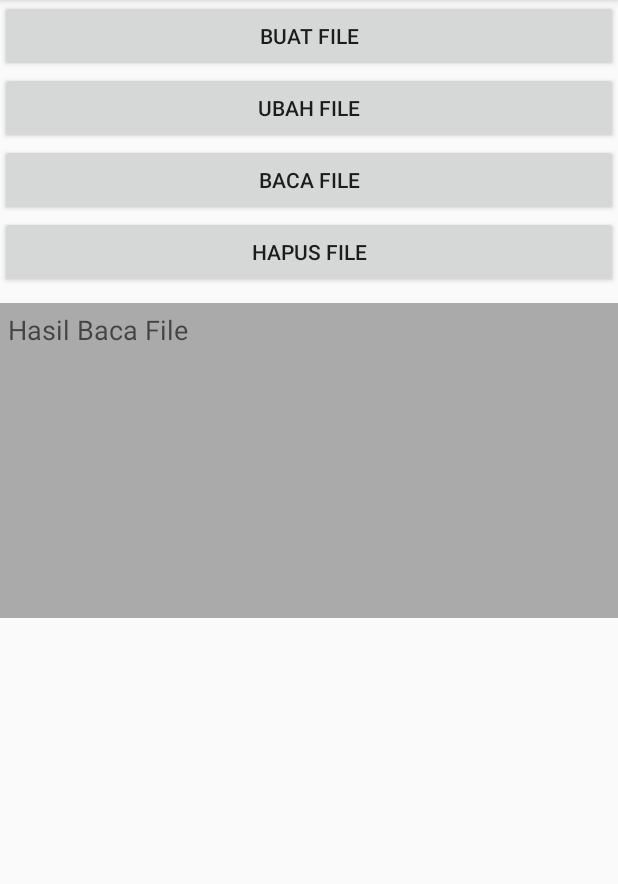
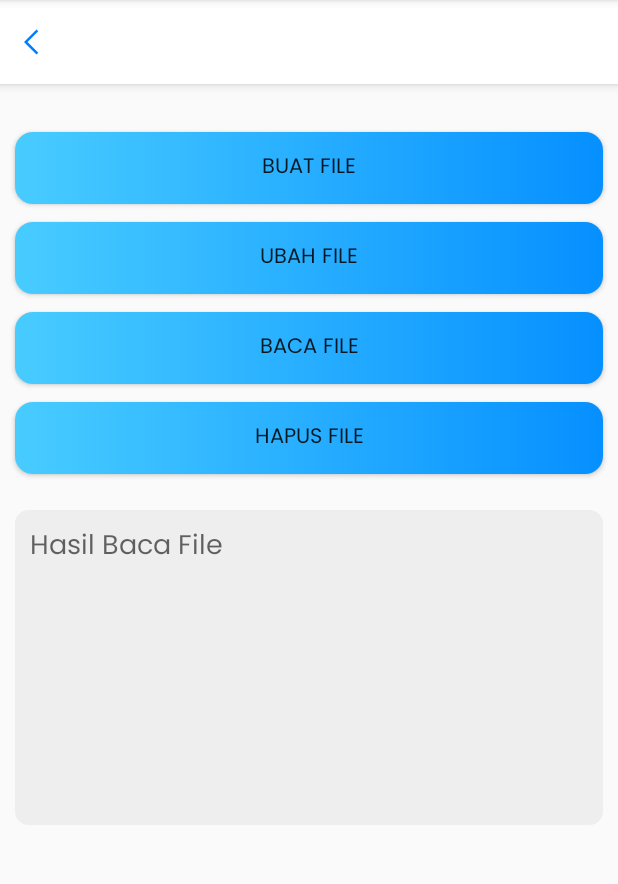
Before and after one commit to Rafli-Dewanto/project-android-pbo, an Android app: the InternalExternalActivity screen opened directly, with no data from a screen before it, on a phone screen of 412 x 824 dp, the part 84-968 px from its top. Run offline under Robolectric (Android 15) with nearby library versions, the phone set to English and light mode, and no system bars; libraries missing offline, so code that uses them is left out: io.jsonwebtoken.

Commit message:
redesign internal external

```diff
--- a/app/src/main/res/layout/activity_internal_external.xml
+++ b/app/src/main/res/layout/activity_internal_external.xml
@@ -6,41 +6,63 @@
     android:layout_height="match_parent"
     android:orientation="vertical"
     tools:context=".InternalExternalActivity">
-
+    <com.sugiartha.juniorandroid.components.DynamicAppBar
+        android:id="@+id/appbar"
+        android:layout_width="match_parent"
+        android:layout_height="wrap_content" />
     <Button
         android:id="@+id/btnBuatFile"
         android:layout_width="match_parent"
         android:layout_height="wrap_content"
+        android:fontFamily="@font/poppins_family"
+        android:background="@drawable/btn_gradient"
+        android:layout_marginHorizontal="10dp"
+        android:layout_marginTop="32dp"
         android:text="Buat File"/>
 
     <Button
         android:id="@+id/btnUbahFile"
         android:layout_width="match_parent"
         android:layout_height="wrap_content"
+        android:fontFamily="@font/poppins_family"
+        android:background="@drawable/btn_gradient"
+        android:layout_marginHorizontal="10dp"
+        android:layout_marginTop="12dp"
         android:text="Ubah File"/>
 
     <Button
         android:id="@+id/btnBacaFile"
         android:layout_width="match_parent"
         android:layout_height="wrap_content"
+        android:fontFamily="@font/poppins_family"
+        android:background="@drawable/btn_gradient"
+        android:layout_marginHorizontal="10dp"
+        android:layout_marginTop="12dp"
         android:text="Baca File"/>
 
     <Button
         android:id="@+id/btnHapusFile"
         android:layout_width="match_parent"
         android:layout_height="wrap_content"
+        android:fontFamily="@font/poppins_family"
+        android:background="@drawable/btn_gradient"
+        android:layout_marginHorizontal="10dp"
+        android:layout_marginTop="12dp"
         android:text="Hapus File"/>
 
     <EditText
         android:id="@+id/textBaca"
+        android:fontFamily="@font/poppins_family"
         android:layout_width="match_parent"
         android:layout_height="210dp"
         android:inputType="textMultiLine"
-        android:background="@android:color/darker_gray"
+        android:background="@drawable/form_edit"
+        android:backgroundTint="@color/colorEditText"
+        android:layout_marginHorizontal="10dp"
+        android:layout_marginTop="24dp"
         android:ems="10"
         android:gravity="left|top"
-        android:padding="5dp"
-        android:layout_marginTop="10dp"
+        android:padding="10dp"
         android:hint="Hasil Baca File"/>
 
 </LinearLayout>
--- a/app/src/main/res/values/colors.xml
+++ b/app/src/main/res/values/colors.xml
@@ -9,7 +9,7 @@
     <color name="colorAccent4">#155EAE</color>
     <color name="colorDisabled">#72A0DF</color>
     <color name="colorBackground">#ffffff</color>
-
+    <color name="colorEditText">#EEEEEE</color>
     <!-- Tailwind Colors   -->
     <color name="azure_50">#edfaff</color>
     <color name="azure_100">#d6f2ff</color>
```
